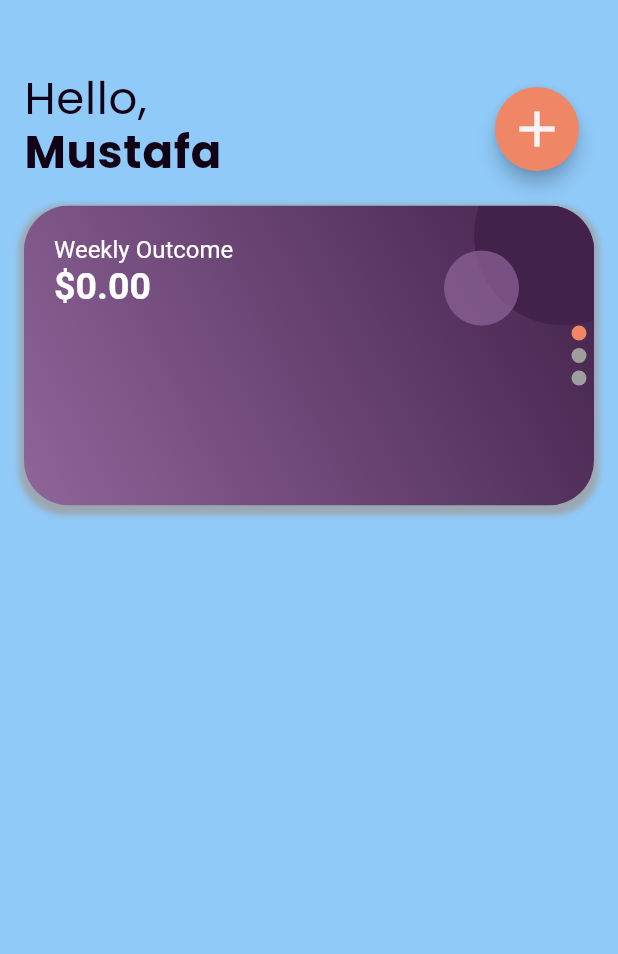
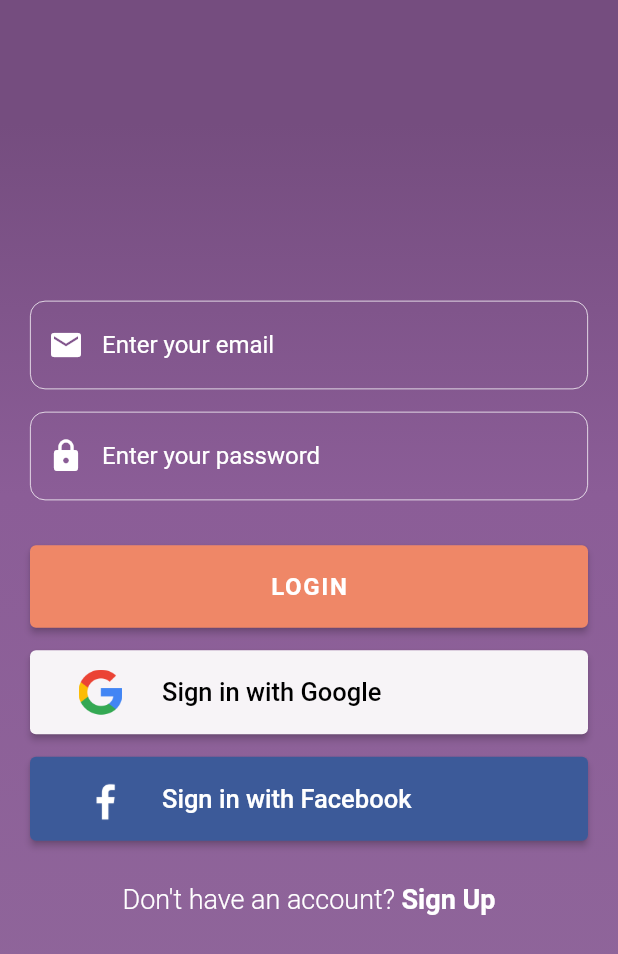
Before and after one commit to mcenanovic/budget_tracker_app, a Flutter app: the screen it shows after launch, on a phone screen of 412 x 824 dp. Shown: the top 954 px of the screen. Run offline on Flutter 3.47's test engine with Material 2 defaults, Android fonts, the phone set to English and light mode, and no system bars; drawn by our look-alikes of smooth_page_indicator; our stand-ins replace firebase_auth, firebase_core, firebase_database, flutter_slidable, google_sign_in; missing offline and left inert: flutter_login_facebook; accounts and stored records are empty.

Commit message:
implemented login

```diff
--- /dev/null
+++ b/lib/login_screen.dart
@@ -0,0 +1,275 @@
+import 'package:budget_tracker_app/providers/authentication_state.dart';
+import 'package:flutter/material.dart';
+import 'package:flutter/services.dart';
+import 'package:provider/provider.dart';
+
+import 'styles.dart';
+
+class LoginScreen extends StatefulWidget {
+  const LoginScreen({Key? key}) : super(key: key);
+
+  @override
+  _LoginScreenState createState() => _LoginScreenState();
+}
+
+class _LoginScreenState extends State<LoginScreen> {
+  var _isLogin = true;
+  var _isLoading = false;
+
+  final _formKey = GlobalKey<FormState>();
+  String _email = '';
+  String _password = '';
+
+  Future<void> _submitForm() async {
+    _formKey.currentState?.save();
+    var isValid = _formKey.currentState?.validate();
+
+    FocusScope.of(context).unfocus();
+
+    if (isValid == null || !isValid) {
+      return;
+    }
+
+    setState(() {
+      _isLoading = true;
+    });
+
+    var auth = Provider.of<AuthenticationState>(context, listen: false);
+
+    _isLogin
+        ? await auth.signInWithEmailAndPassword(_email, _password,
+            (e) => _showErrorSnackbar((e as dynamic).message))
+        : await auth.registerAccount(_email, _password,
+            (e) => _showErrorSnackbar((e as dynamic).message));
+
+    setState(() {
+      _isLoading = false;
+    });
+  }
+
+  void _changeLoginState() {
+    setState(() {
+      _isLogin = !_isLogin;
+      _formKey.currentState?.reset();
+    });
+  }
+
+  void _showErrorSnackbar(String message) {
+    ScaffoldMessenger.of(context).showSnackBar(
+      SnackBar(
+        content: Text(
+          message,
+          textAlign: TextAlign.center,
+        ),
+      ),
+    );
+  }
+
+  Widget _buildLoginScreen() => Form(
+        key: _formKey,
+        child: Column(
+          children: [
+            TextFormField(
+              style: Styles.kLoginFormTextStyle,
+              decoration: Styles.kLoginFormInputDecoration.copyWith(
+                hintText: 'Enter your email',
+                prefixIcon: const Icon(
+                  Icons.email,
+                  color: Styles.kLightColor,
+                ),
+              ),
+              onSaved: (email) => email != null ? _email = email : null,
+              validator: (value) {
+                if (value!.isEmpty) {
+                  return 'Enter your email address to continue';
+                }
+                return null;
+              },
+            ),
+            const SizedBox(height: 15),
+            TextFormField(
+              style: Styles.kLoginFormTextStyle,
+              decoration: Styles.kLoginFormInputDecoration.copyWith(
+                hintText: 'Enter your password',
+                prefixIcon: const Icon(
+                  Icons.lock,
+                  color: Styles.kLightColor,
+                ),
+              ),
+              obscureText: true,
+              onSaved: (password) =>
+                  password != null ? _password = password : null,
+              validator: (value) {
+                if (value!.isEmpty) {
+                  return 'Enter your password to continue';
+                }
+                return null;
+              },
+            ),
+            SizedBox(height: _isLogin ? 0.0 : 15.0),
+            AnimatedContainer(
+              constraints: BoxConstraints(maxHeight: _isLogin ? 0.0 : 100.0),
+              duration: const Duration(milliseconds: 300),
+              child: AnimatedOpacity(
+                opacity: _isLogin ? 0 : 1,
+                duration: const Duration(milliseconds: 200),
+                child: TextFormField(
+                  readOnly: _isLogin,
+                  style: Styles.kLoginFormTextStyle,
+                  decoration: Styles.kLoginFormInputDecoration.copyWith(
+                    hintText: 'Retype your password',
+                    prefixIcon: const Icon(
+                      Icons.lock,
+                      color: Styles.kLightColor,
+                    ),
+                  ),
+                  obscureText: true,
+                  validator: (value) {
+                    if (!_isLogin && value != null && value != _password) {
+                      return 'Your passwords do not match';
+                    }
+                    return null;
+                  },
+                ),
+              ),
+            ),
+            const SizedBox(height: 30.0),
+            SizedBox(
+              width: double.infinity,
+              child: ElevatedButton(
+                style: ElevatedButton.styleFrom(
+                  primary: Styles.kSecondaryColor,
+                ),
+                onPressed: _submitForm,
+                child: Padding(
+                  padding: const EdgeInsets.symmetric(vertical: 18.0),
+                  child: _isLoading
+                      ? const SizedBox(
+                          height: 20,
+                          width: 20,
+                          child: CircularProgressIndicator(
+                              color: Styles.kLightGreyColor),
+                        )
+                      : Text(
+                          _isLogin ? 'LOGIN' : 'REGISTER',
+                          style: const TextStyle(
+                            fontSize: 16.0,
+                            fontWeight: FontWeight.bold,
+                            letterSpacing: 1.1,
+                          ),
+                        ),
+                ),
+              ),
+            ),
+            SizedBox(height: _isLogin ? 15.0 : 0.0),
+            _buildSocialLoginButton(true),
+            if (_isLogin) const SizedBox(height: 15.0),
+            _buildSocialLoginButton(false),
+            const SizedBox(height: 15.0),
+            TextButton(
+              onPressed: _changeLoginState,
+              child: RichText(
+                text: TextSpan(
+                  children: [
+                    TextSpan(
+                      text: _isLogin
+                          ? 'Don\'t have an account? '
+                          : 'Already have an account? ',
+                      style: const TextStyle(
+                        color: Styles.kLightColor,
+                        fontSize: 18,
+                        fontWeight: FontWeight.w300,
+                      ),
+                    ),
+                    TextSpan(
+                      text: _isLogin ? 'Sign Up' : 'Sign In',
+                      style: const TextStyle(
+                        color: Styles.kLightColor,
+                        fontSize: 18,
+                        fontWeight: FontWeight.bold,
+                      ),
+                    ),
+                  ],
+                ),
+              ),
+            ),
+          ],
+        ),
+      );
+
+  Widget _buildSocialLoginButton(bool isGoogle) {
+    final auth = Provider.of<AuthenticationState>(context);
+    return AnimatedOpacity(
+      opacity: _isLogin ? 1 : 0,
+      duration: const Duration(milliseconds: 200),
+      child: AnimatedContainer(
+        height: _isLogin ? 56 : 0,
+        duration: const Duration(milliseconds: 300),
+        child: SizedBox(
+          width: double.infinity,
+          child: ElevatedButton(
+            style: ElevatedButton.styleFrom(
+              primary:
+                  isGoogle ? Styles.kLightGreyColor : const Color(0xFF3c5a99),
+            ),
+            onPressed:
+                isGoogle ? auth.signInWithGoogle : auth.signInWithFacebook,
+            child: ListTile(
+              leading: Image.asset(
+                'assets/images/${isGoogle ? 'google' : 'facebook'}_logo.png',
+                width: 30,
+                height: 30,
+              ),
+              title: Text(
+                'Sign in with ${isGoogle ? 'Google' : 'Facebook'}',
+                style: TextStyle(
+                  color: isGoogle ? Colors.black : Colors.white,
+                  fontSize: 17.0,
+                  fontWeight: FontWeight.w500,
+                ),
+              ),
+            ),
+          ),
+        ),
+      ),
+    );
+  }
+
+  @override
+  Widget build(BuildContext context) {
+    return Scaffold(
+      body: AnnotatedRegion<SystemUiOverlayStyle>(
+        value: SystemUiOverlayStyle.light,
+        child: GestureDetector(
+          onTap: () => FocusScope.of(context).unfocus(),
+          child: Container(
+            alignment: Alignment.center,
+            width: double.infinity,
+            height: double.infinity,
+            decoration: const BoxDecoration(
+              gradient: LinearGradient(
+                begin: Alignment.topCenter,
+                end: Alignment.bottomCenter,
+                colors: [
+                  Color(0xFF754D7F),
+                  Color(0xFF8B5D97),
+                  Color(0xFF8F659A),
+                  Color(0xFF92649E),
+                ],
+                stops: [0.1, 0.4, 0.8, 0.9],
+              ),
+            ),
+            child: SingleChildScrollView(
+              physics: const AlwaysScrollableScrollPhysics(),
+              padding: const EdgeInsets.symmetric(
+                horizontal: 20,
+                vertical: 80,
+              ),
+              child: _buildLoginScreen(),
+            ),
+          ),
+        ),
+      ),
+    );
+  }
+}
--- a/lib/main.dart
+++ b/lib/main.dart
@@ -1,10 +1,14 @@
 import 'package:budget_tracker_app/home_screen.dart';
+import 'package:budget_tracker_app/providers/authentication_state.dart';
 import 'package:budget_tracker_app/providers/items.dart';
+import 'package:budget_tracker_app/widgets/authentication.dart';
+import 'package:firebase_auth/firebase_auth.dart';
 import 'package:firebase_core/firebase_core.dart';
 import 'package:flutter/material.dart';
 import 'package:flutter/services.dart';
 import 'package:provider/provider.dart';
 
+import 'login_screen.dart';
 import 'styles.dart';
 
 Future<void> main() async {
@@ -41,8 +45,11 @@ class MyApp extends StatelessWidget {
       fontFamily: 'Poppins',
     );
 
-    return ChangeNotifierProvider<Items>(
-      create: (_) => Items(),
+    return MultiProvider(
+      providers: [
+        ChangeNotifierProvider(create: (_) => AuthenticationState()),
+        ChangeNotifierProvider(create: (_) => Items()),
+      ],
       child: MaterialApp(
         // debugShowCheckedModeBanner: false,
         title: 'Budget Tracker App',
@@ -68,7 +75,24 @@ class MyApp extends StatelessWidget {
             primary: Styles.kSecondaryColor,
           ),
         ),
-        home: const HomeScreen(),
+        home: StreamBuilder(
+          stream: FirebaseAuth.instance.authStateChanges(),
+          builder: (context, snapshot) {
+            if (snapshot.hasData) {
+              return HomeScreen();
+            }
+            return LoginScreen();
+          },
+        ),
+        // home: Consumer<AuthenticationState>(
+        //   builder: (context, appState, child) => Authentication(
+        //     loginState: appState.loginState,
+        //     signInWithEmailAndPassword: appState.signInWithEmailAndPassword,
+        //     registerAccount: appState.registerAccount,
+        //     signInWithFacebook: appState.signInWithFacebook,
+        //     signOut: appState.signOut,
+        //   ),
+        // ),
       ),
     );
   }
--- a/lib/styles.dart
+++ b/lib/styles.dart
@@ -8,4 +8,44 @@ abstract class Styles {
   static const Color kDarkColor = Color(0xFF120216);
   static const Color kDarkPrimaryColor = Color(0xFF42224A);
   static const Color kDarkThemeColor = Color(0xFF1A0122);
+
+  static const TextStyle kLoginFormTextStyle =
+      TextStyle(color: Styles.kSecondaryColor);
+
+  static InputDecoration kLoginFormInputDecoration = InputDecoration(
+    contentPadding: const EdgeInsets.symmetric(
+      vertical: 20,
+      horizontal: 10,
+    ),
+    enabledBorder: OutlineInputBorder(
+      borderRadius: BorderRadius.circular(10),
+      borderSide: const BorderSide(
+        color: kLightColor,
+        width: 0.5,
+      ),
+    ),
+    errorBorder: OutlineInputBorder(
+      borderRadius: BorderRadius.circular(10),
+      borderSide: const BorderSide(
+        color: kLightColor,
+        width: 0.5,
+      ),
+    ),
+    focusedBorder: OutlineInputBorder(
+      borderRadius: BorderRadius.circular(10),
+      borderSide: const BorderSide(
+        color: kSecondaryColor,
+        width: 1,
+      ),
+    ),
+    focusedErrorBorder: OutlineInputBorder(
+      borderRadius: BorderRadius.circular(10),
+      borderSide: const BorderSide(
+        color: kSecondaryColor,
+        width: 1,
+      ),
+    ),
+    hintStyle: const TextStyle(color: kLightColor),
+    errorStyle: const TextStyle(color: Colors.red),
+  );
 }
```
Also changed, not shown: lib/home_screen.dart (+19 -1 lines), lib/providers/authentication_state.dart (added, +107 -0 lines), pubspec.yaml (+6 -3 lines), assets/images/facebook_logo.png (added), assets/images/google_logo.png (added), pubspec.lock, 4 other files.
